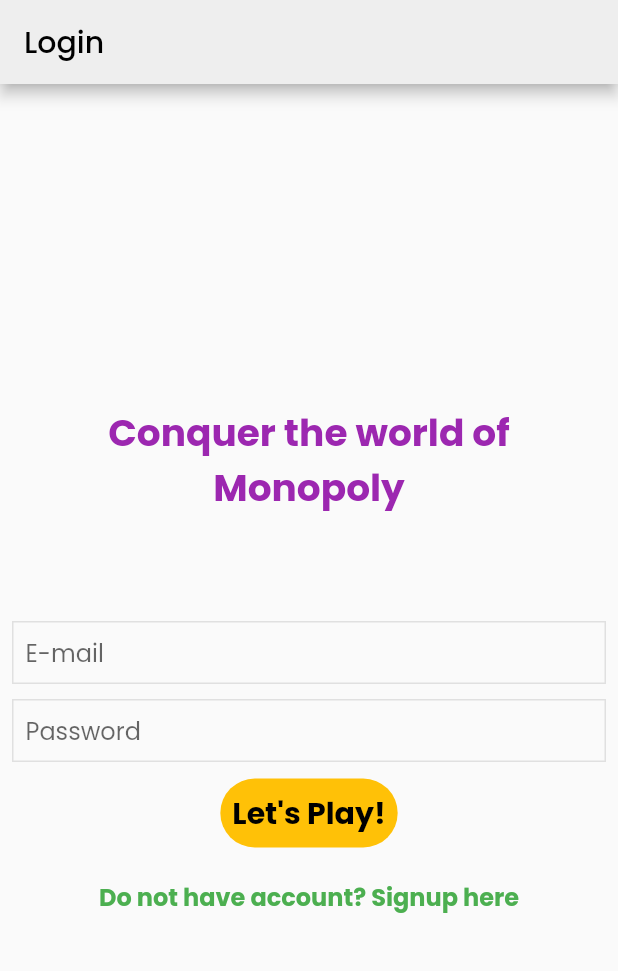
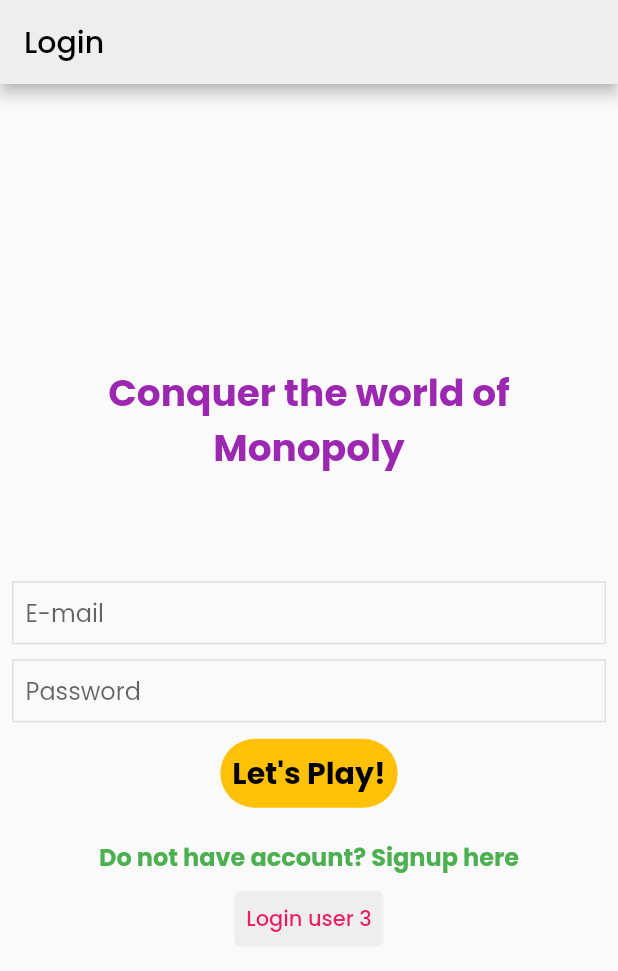
Before and after one commit to aifrosals/monopoly, a Flutter app: the MonopolyDrawer widget shown alone on an empty page, opened directly, after a tap on "Logout", on a phone screen of 412 x 824 dp. Shown: the top 971 px of the screen. Run offline on Flutter 3.47's test engine with Material 2 defaults, Android fonts, the phone set to English and light mode, and no system bars; our stand-ins replace audioplayers, connectivity, flutter_secure_storage, google_fonts, shared_preferences, smooth_page_indicator and 1 more; missing offline and left inert: flutter_cube; accounts and stored records are empty; network calls fail.

Commit message:
sing up complete

```diff
--- a/lib/api/api_constants.dart
+++ b/lib/api/api_constants.dart
@@ -1,13 +1,15 @@
 class ApiConstants {
-  static const String domain = 'http://172.168.1.108:3000/';
-  static const String socketPoint = 'http://172.168.1.108:3000/';
+  static const String domain = 'http://172.168.1.105:3000/';
+  static const String socketPoint = 'http://172.168.1.105:3000/';
 
   // static const String domain = 'https://desolate-sierra-90130.herokuapp.com/';
   // static const String socketPoint =
   //     'https://desolate-sierra-90130.herokuapp.com/';
 
   static const String registerUserWithEmail = 'registerUserWithEmail';
+  static const String registerGuest = 'registerGuest';
   static const String loginWithEmail = 'loginWithEmail';
+  static const String loginWithToken = 'loginWithToken';
   static const String login = 'login';
   static const String slots = 'getSlots';
 
--- a/lib/pages/user_login_page.dart
+++ b/lib/pages/user_login_page.dart
@@ -152,6 +152,26 @@ class _UserLoginPageState extends State<UserLoginPage> {
                           fontSize: 16),
                       textAlign: TextAlign.center,
                     )),
+                const SizedBox(height: 5),
+                TextButton(
+                    style: TextButton.styleFrom(
+                        primary: Colors.pink,
+                        backgroundColor: Colors.grey[200]),
+                    onPressed: () async {
+                      showDialog(
+                          context: context,
+                          builder: (context) =>
+                              const Center(child: CircularProgressIndicator()));
+                      await userProvider.login('user3');
+                      await boardProvider.getBoardSlots(userProvider.user);
+                      diceProvider.resetFace();
+                      Navigator.pop(context);
+                      Navigator.push(
+                          context,
+                          MaterialPageRoute(
+                              builder: (context) => const BoardPage()));
+                    },
+                    child: const Text('Login user 3')),
               ],
             ),
           ),
--- a/lib/providers/board_provider.dart
+++ b/lib/providers/board_provider.dart
@@ -176,7 +176,7 @@ class BoardProvider extends ChangeNotifier {
         // body: json.encode(body),
         headers: {
           'Content-Type': 'application/json',
-          'x-access-token': user.token ?? ''
+          'x-access-token': user.id == 'user3' ? 'user3' : user.token ?? ''
         },
       );
       debugPrint('BoardProvider getBoardSlots ${response.body}');
--- a/lib/widgets/drawer.dart
+++ b/lib/widgets/drawer.dart
@@ -1,21 +1,26 @@
 import 'package:flutter/material.dart';
 import 'package:monopoly/pages/contact_us_page.dart';
 import 'package:monopoly/pages/learn_more_page.dart';
-import 'package:monopoly/pages/login_page.dart';
 import 'package:monopoly/pages/transaction_page.dart';
 import 'package:monopoly/pages/user_login_page.dart';
+import 'package:monopoly/providers/user_provider.dart';
+import 'package:provider/provider.dart';
 
 class MonopolyDrawer extends StatelessWidget {
   const MonopolyDrawer({Key? key}) : super(key: key);
 
   @override
   Widget build(BuildContext context) {
+    final userProvider = Provider.of<UserProvider>(context, listen: false);
     return Drawer(
       child: SafeArea(
         child: ListView(
           children: [
-            const SizedBox(height: 5,),
-            ListTile(title: Text('Transactions'),
+            const SizedBox(
+              height: 5,
+            ),
+            ListTile(
+              title: Text('Transactions'),
               trailing: const Icon(Icons.assignment),
               onTap: () {
                 Navigator.push(
@@ -37,12 +42,13 @@ class MonopolyDrawer extends StatelessWidget {
                   builder: (context) => const ContactUsPage()));
             }, trailing: Icon(Icons.contact_support_rounded),),
             ListTile(title: Text('Logout'), onTap: () {
-              Navigator.pushAndRemoveUntil(
+              userProvider.deleteSession();
+                Navigator.pushAndRemoveUntil(
                     context,
                     MaterialPageRoute(
                         builder: (context) => const UserLoginPage()),
                     (route) => false);
-            }, trailing: Icon(Icons.logout),),
+              }, trailing: Icon(Icons.logout),),
           ],
         ),
       ),
```
Also changed, not shown: lib/main.dart (+7 -12 lines), lib/pages/start_page.dart (+44 -1 lines), lib/pages/user_sign_up_page.dart (+17 -2 lines), lib/providers/socket_provider.dart (+12 -10 lines), lib/providers/user_provider.dart (+50 -9 lines).
